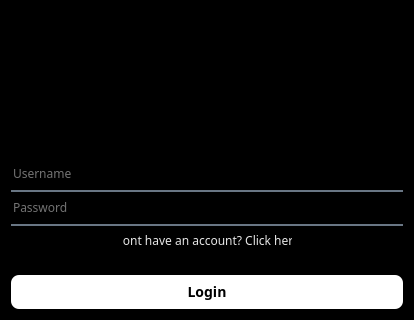
Qt form ui/loginpage.ui (eDarrrrr/ProjectSTAL) before a commit; both pictures show x 0 to 414 and y 161 to 481 of the 414 by 481 pixel window.
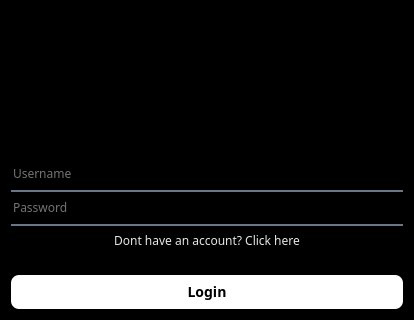
The same form after that commit. Icons and pictures are not drawn.

What changed in the file:
```diff
--- a/ui/loginpage.ui
+++ b/ui/loginpage.ui
@@ -66,7 +66,7 @@
       <widget class="QPushButton" name="clickHereMakeAccount">
        <property name="maximumSize">
         <size>
-         <width>170</width>
+         <width>400</width>
          <height>16777215</height>
         </size>
        </property>
```
